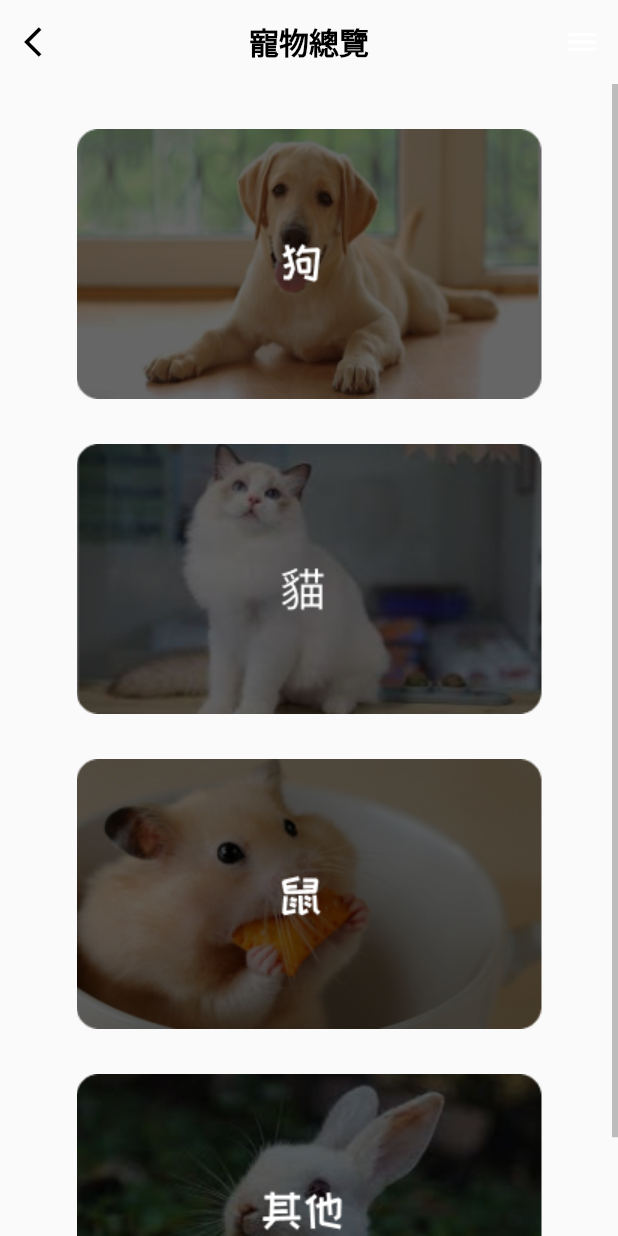
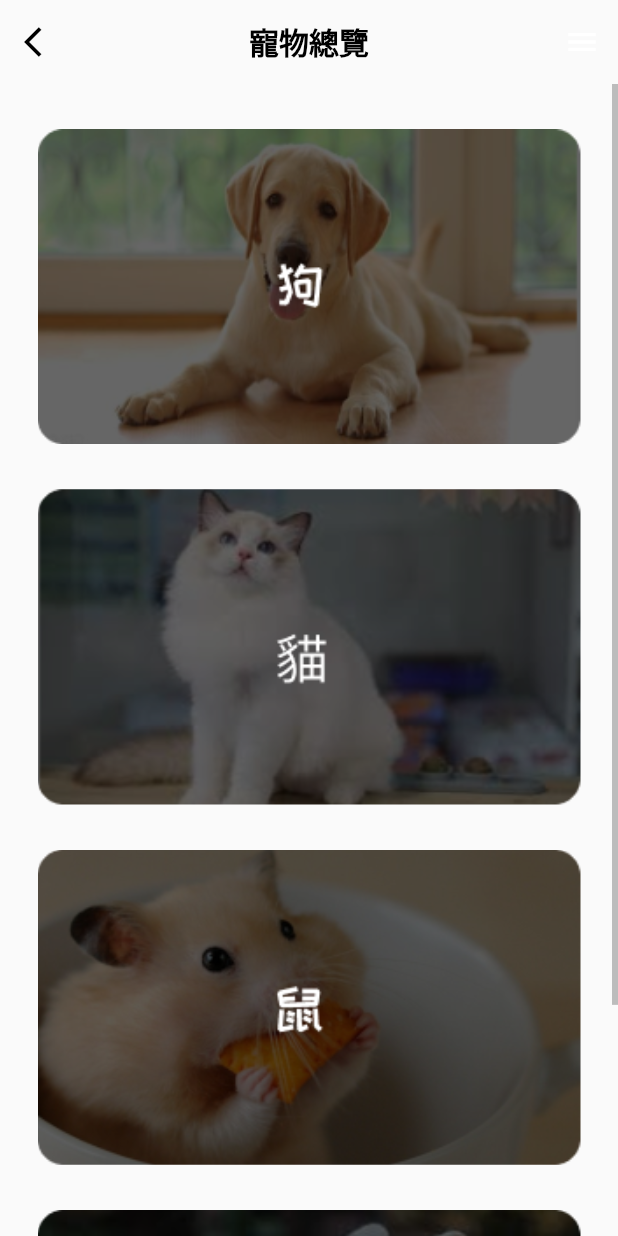
Before and after one commit to Tonyao0924/petapp, a Flutter app: the PetOverview screen opened directly, on a phone screen of 412 x 824 dp. Run offline on Flutter 3.47's test engine with Material 2 defaults, Android fonts, the phone set to English and light mode, and no system bars; our stand-ins replace flutter_svg, flutter_swiper, image_picker, rive.

Commit message:
overview

```diff
--- a/lib/Page/petoverview/petOverview.dart
+++ b/lib/Page/petoverview/petOverview.dart
@@ -10,6 +10,7 @@ class _PetOverview extends State<PetOverview> {
 
   @override
   Widget build(BuildContext context) {
+    final Size size = MediaQuery.of(context).size;
     return Scaffold(
         appBar: AppBar(
           centerTitle: true,
@@ -64,6 +65,8 @@ class _PetOverview extends State<PetOverview> {
                                 elevation: 0,
                                 backgroundColor: Colors.transparent, // 設置背景為透明
                               ),
+                              child: AspectRatio(
+                                aspectRatio: 31 / 18,
                                 child: Ink.image(
                                   image: AssetImage(
                                       OverViewNavs[index].src), // 按鈕背景圖片
@@ -76,9 +79,6 @@ class _PetOverview extends State<PetOverview> {
                                       );
                                       // 按鈕點擊事件處理
                                     },
-                                  child: Container(
-                                    width: 310, // 按鈕寬度
-                                    height: 180, // 按鈕高度
                                   ),
                                 ),
                               ),
```
Lines whose indentation alone changed are shown as unchanged.
